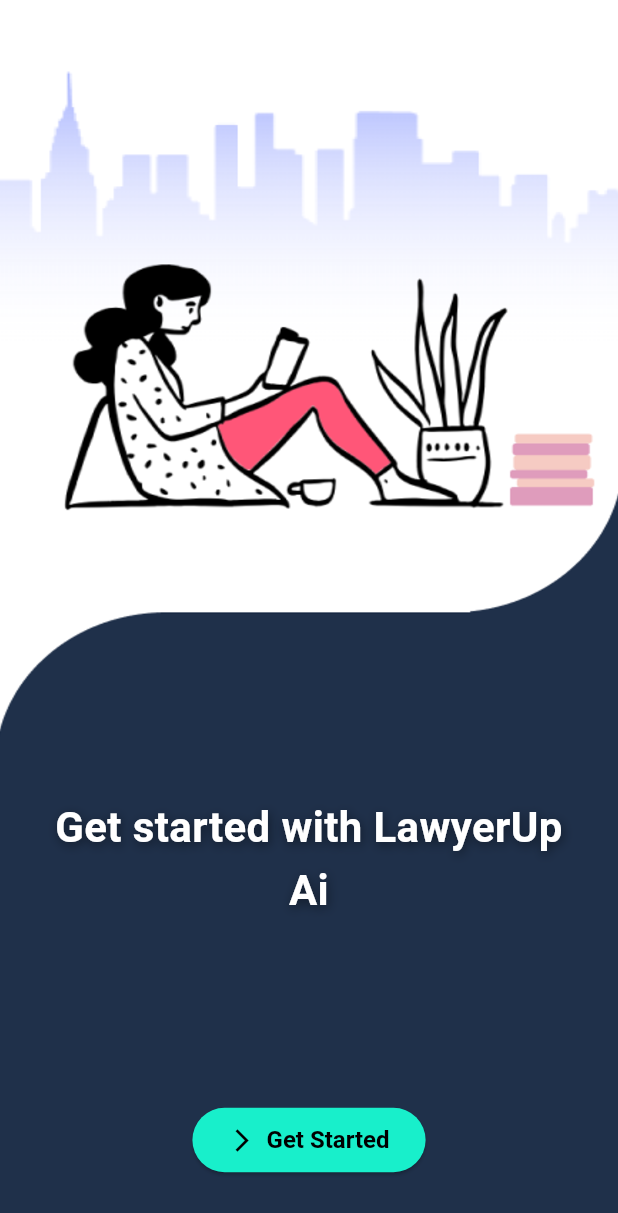
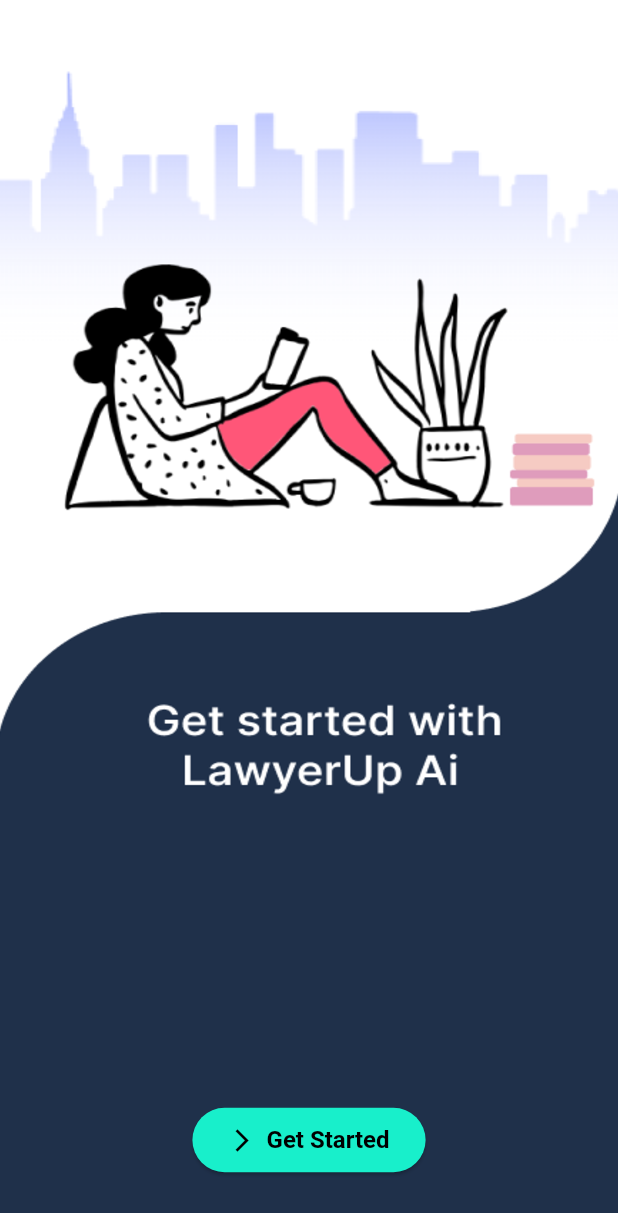
Before and after one commit to sach1nkhatri/lawyerup_android, a Flutter app: the screen it shows after launch, on a phone screen of 412 x 824 dp. Shown: the top 1213 px of the screen. Run offline on Flutter 3.47's test engine with Material 3 defaults, Android fonts, the phone set to English and light mode, and no system bars; our stand-ins replace shared_preferences.

Commit message:
Ui optimization tablet/phone and  dashboard components

```diff
--- a/lib/features/welcome/pages/welcome_page.dart
+++ b/lib/features/welcome/pages/welcome_page.dart
@@ -11,39 +11,32 @@
     return Scaffold(
       body: Stack(
         children: [
-          Positioned(
+// Inside Stack children:
+          MediaQuery.of(context).size.shortestSide >= 600
+              ? Positioned(
             top: 10,
             left: -7,
             right: -7,
             bottom: -8,
             child: Image.asset(
-              'assets/images/welcomescreendesign.png',
+              'assets/images/tabwelcome.png',
+              fit: BoxFit.contain, // Or adjust as needed
+              alignment: Alignment.topCenter,
+              filterQuality: FilterQuality.high,
+            ),
+          )
+              : Positioned(
+            top: 10,
+            left: -7,
+            right: -7,
+            bottom: -8,
+            child: Image.asset(
+              'assets/images/welcomescreen.png',
               fit: BoxFit.fill,
               filterQuality: FilterQuality.high,
             ),
           ),
 
-          const Positioned(
-            top: 530,
-            left: 20,
-            right: 20,
-            child: Text(
-              'Get started with LawyerUp Ai',
-              textAlign: TextAlign.center,
-              style: TextStyle(
-                fontSize: 28,
-                fontWeight: FontWeight.bold,
-                color: Colors.white,
-                shadows: [
-                  Shadow(
-                    blurRadius: 8,
-                    color: Colors.black45,
-                    offset: Offset(1, 2),
-                  )
-                ],
-              ),
-            ),
-          ),
 
           Positioned(
             bottom: 40,
```
Also changed, not shown: lib/features/tutorials/pages/tutorial_1_page.dart (+8 -1 lines), lib/features/tutorials/pages/tutorial_2_page.dart (+7 -1 lines), lib/features/tutorials/pages/tutorial_3_page.dart (+7 -1 lines), assets/images/tab_1.png (added), assets/images/tab_2.png (added), assets/images/tab_3.png (added), assets/images/tabwelcome.png (added), assets/images/welcomescreen.png (added).
